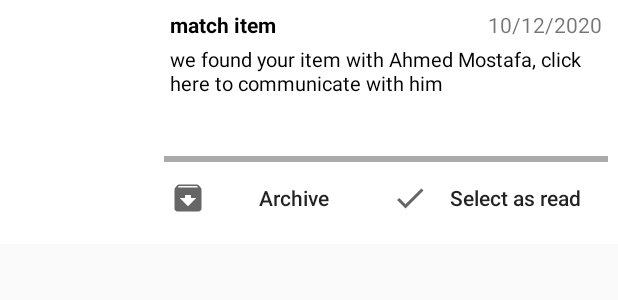
After one commit to Esraa-Sayed/Good_Point, an Android app: the layout notification_item.xml on its own in the app's theme, with its tools: preview values and no code run, on a phone screen of 412 x 824 dp. The commit adds this screen. Shown: the top 300 px of the screen. Run offline under Robolectric (Android 15) with nearby library versions, the phone set to English and light mode, and no system bars.

Commit message:
create NotificationList

```diff
--- /dev/null
+++ b/app/src/main/res/drawable/ic_baseline_archive_24.xml
@@ -0,0 +1,10 @@
+<vector xmlns:android="http://schemas.android.com/apk/res/android"
+    android:width="24dp"
+    android:height="24dp"
+    android:viewportWidth="24"
+    android:viewportHeight="24"
+    android:tint="?attr/colorControlNormal">
+  <path
+      android:fillColor="@android:color/white"
+      android:pathData="M20.54,5.23l-1.39,-1.68C18.88,3.21 18.47,3 18,3H6c-0.47,0 -0.88,0.21 -1.16,0.55L3.46,5.23C3.17,5.57 3,6.02 3,6.5V19c0,1.1 0.9,2 2,2h14c1.1,0 2,-0.9 2,-2V6.5c0,-0.48 -0.17,-0.93 -0.46,-1.27zM12,17.5L6.5,12H10v-2h4v2h3.5L12,17.5zM5.12,5l0.81,-1h12l0.94,1H5.12z"/>
+</vector>
--- /dev/null
+++ b/app/src/main/res/drawable/ic_baseline_check_24.xml
@@ -0,0 +1,10 @@
+<vector xmlns:android="http://schemas.android.com/apk/res/android"
+    android:width="24dp"
+    android:height="24dp"
+    android:viewportWidth="24"
+    android:viewportHeight="24"
+    android:tint="?attr/colorControlNormal">
+  <path
+      android:fillColor="@android:color/white"
+      android:pathData="M9,16.17L4.83,12l-1.42,1.41L9,19 21,7l-1.41,-1.41z"/>
+</vector>
--- a/app/src/main/res/layout/fragment_notification.xml
+++ b/app/src/main/res/layout/fragment_notification.xml
@@ -5,10 +5,10 @@
     android:layout_height="match_parent"
     tools:context=".ui.NotificationFragment">
 
-    <!-- TODO: Update blank fragment layout -->
-    <TextView
+    <ListView
+        android:id="@+id/notification_listview"
         android:layout_width="match_parent"
         android:layout_height="match_parent"
-        android:text="@string/hello_blank_fragment" />
+        />
 
 </FrameLayout>
--- a/app/src/main/res/layout/head_nav.xml
+++ b/app/src/main/res/layout/head_nav.xml
@@ -32,6 +32,6 @@
         android:layout_width="match_parent"
         android:layout_height="wrap_content"
         android:layout_marginTop="@dimen/_5sdp"
-        android:textSize="@dimen/_15ssp" android:text="goodpoint0123456789@sci.asu.edu.eg"
+        android:textSize="@dimen/_15ssp" android:text="goodpoint@sci.asu.edu.eg"
         android:textColor="@android:color/white" />
 </LinearLayout>
--- /dev/null
+++ b/app/src/main/res/layout/notification_item.xml
@@ -0,0 +1,97 @@
+<?xml version="1.0" encoding="utf-8"?>
+<LinearLayout android:layout_width="match_parent"
+    android:layout_height="wrap_content"
+    android:orientation="horizontal"
+    android:padding="@dimen/_3sdp"
+    android:background="@android:color/white"
+    xmlns:android="http://schemas.android.com/apk/res/android">
+
+    <LinearLayout
+        android:layout_width="wrap_content"
+        android:layout_height="wrap_content"
+        android:orientation="vertical"
+        android:layout_margin="@dimen/_2sdp">
+
+        <de.hdodenhof.circleimageview.CircleImageView
+            android:id="@+id/notification_image"
+            android:layout_width="@dimen/_75sdp"
+            android:layout_height="@dimen/_75sdp"/>
+
+        <Button
+            android:layout_width="match_parent"
+            android:layout_height="wrap_content"
+            android:visibility="invisible"
+            android:layout_marginTop="@dimen/_3sdp"/>
+    </LinearLayout>
+
+    <LinearLayout
+        android:layout_width="0dp"
+        android:layout_height="match_parent"
+        android:layout_weight="1"
+        android:layout_margin="@dimen/_2sdp"
+        android:orientation="vertical">
+
+        <LinearLayout
+            android:layout_width="match_parent"
+            android:layout_height="wrap_content"
+            android:orientation="horizontal"
+            android:paddingHorizontal="@dimen/_3sdp">
+
+            <TextView
+                android:id="@+id/notification_title"
+                android:layout_width="0dp"
+                android:layout_height="wrap_content"
+                android:layout_weight="1" android:text="match item"
+                android:textColor="@android:color/black"
+                android:textStyle="bold"/>
+
+            <TextView
+                android:id="@+id/notification_date"
+                android:layout_width="wrap_content"
+                android:layout_height="wrap_content" android:text="10/12/2020"/>
+        </LinearLayout>
+        <TextView
+            android:id="@+id/notification_description"
+            android:layout_width="match_parent"
+            android:layout_height="0dp"
+            android:layout_weight="1"
+            android:padding="@dimen/_3sdp"
+            android:textColor="@android:color/black"
+            android:textSize="@dimen/_10ssp"
+            android:text="we found your item with Ahmed Mostafa, click here to communicate with him"/>
+
+        <View
+            android:layout_width="match_parent"
+            android:layout_height="@dimen/_3sdp"
+            android:background="@android:color/darker_gray"/>
+
+        <LinearLayout
+            android:layout_width="match_parent"
+            android:layout_height="wrap_content"
+            android:orientation="horizontal">
+
+            <Button
+                android:id="@+id/notification_archive"
+                android:layout_width="0dp"
+                android:layout_height="wrap_content"
+                android:layout_weight="1"
+                android:textAllCaps="false"
+                android:padding="@dimen/_3sdp"
+                android:drawableStart="@drawable/ic_baseline_archive_24"
+                android:text="Archive"
+                android:background="@android:color/white"/>
+
+            <Button
+                android:id="@+id/notification_read"
+                android:layout_width="0dp"
+                android:layout_height="wrap_content"
+                android:layout_weight="1"
+                android:textAllCaps="false"
+                android:padding="@dimen/_3sdp"
+                android:drawableStart="@drawable/ic_baseline_check_24"
+                android:text="Select as read"
+                android:background="@android:color/white"/>
+        </LinearLayout>
+
+    </LinearLayout>
+</LinearLayout>
```
Also changed, not shown: app/src/main/java/com/helloworld/goodpoint/adapter/NotificationListAdapter.java (added, +97 -0 lines), app/src/main/java/com/helloworld/goodpoint/pojo/NotificationItem.java (added, +35 -0 lines), app/src/main/java/com/helloworld/goodpoint/ui/NotificationFragment.java (+1 -36 lines).
